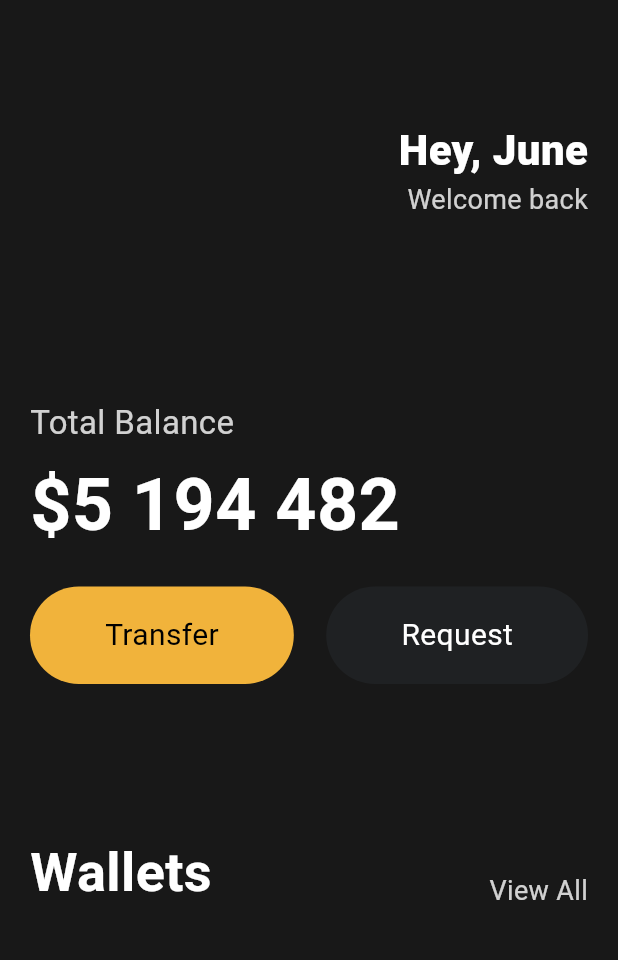
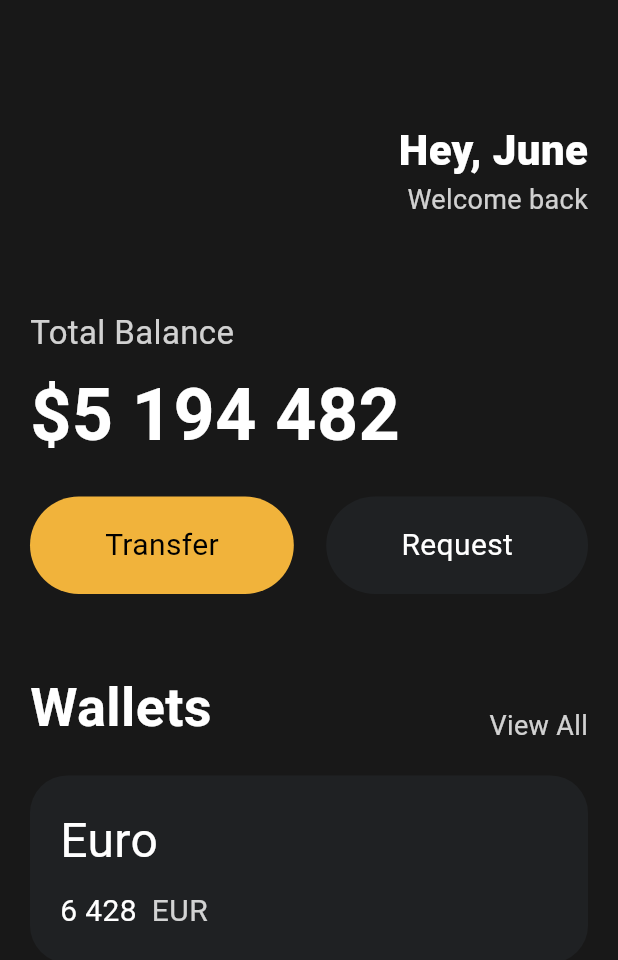
Before and after one commit to jiyeong97/BankApplicationUI, a Flutter app: the screen it shows after launch, on a phone screen of 412 x 824 dp. Shown: the top 960 px of the screen. Run offline on Flutter 3.47's test engine with Material 3 defaults, Android fonts, the phone set to English and light mode, and no system bars.

Commit message:
Make Card Design

```diff
--- a/lib/main.dart
+++ b/lib/main.dart
@@ -45,7 +45,7 @@ class App extends StatelessWidget {
                 ],
               ),
               const SizedBox(
-                height: 120,
+                height: 60,
               ),
               Text(
                 'Total Balance',
@@ -74,15 +74,17 @@ class App extends StatelessWidget {
                   Button(
                     text: 'Transfer',
                     bgColor: Color(0xFFF1B33B),
-                      textColor: Colors.black,),
+                    textColor: Colors.black,
+                  ),
                   Button(
                     text: 'Request',
                     bgColor: Color(0xFF1F2123),
-                      textColor: Colors.white,),
+                    textColor: Colors.white,
+                  ),
                 ],
               ),
               const SizedBox(
-                height: 100,
+                height: 50,
               ),
               Row(
                 crossAxisAlignment: CrossAxisAlignment.end,
@@ -90,8 +92,8 @@ class App extends StatelessWidget {
                 children: [
                   const Text(
                     'Wallets',
-                  style:TextStyle(
-                    color:Colors.white,
+                    style: TextStyle(
+                      color: Colors.white,
                       fontSize: 36,
                       fontWeight: FontWeight.w600,
                     ),
@@ -103,7 +105,55 @@ class App extends StatelessWidget {
                       fontSize: 18,
                     ),
                   ),
+                ],
+              ),
+              const SizedBox(
+                height: 20,
+              ),
+              Container(
+                decoration: BoxDecoration(
+                  color:const Color(0xFF1F2123),
+                  borderRadius: BorderRadius.circular(25),
+                ),
+                child:
+                Padding(
+                  padding: const EdgeInsets.symmetric(
+                    vertical: 20, horizontal: 20
+                  ),
+                  child: Row(
+                  children: [
+                    Column(
+                      crossAxisAlignment: CrossAxisAlignment.start,
+                      children: [
+                        const Text('Euro',
+                          style: TextStyle(
+                            color: Colors.white,
+                            fontSize: 32,
+                          ),
+                        ),
+                        const SizedBox(height: 10,),
+                        Row(
+                          children: [
+                            const Text('6 428',
+                            style: TextStyle(
+                              color: Colors.white,
+                              fontSize: 20,
+                            ),
+                            ),
+                            const SizedBox(width: 10,),
+                            Text('EUR',
+                            style: TextStyle(
+                              color: Colors.white.withOpacity(0.8),
+                              fontSize: 20
+                            ),
+                            ),
                         ],)
+                      ],
+                    )
+                  ],
+                                ),
+                ),
+              ),
             ],
           ),
         ),
```
Lines whose indentation alone changed are shown as unchanged.
